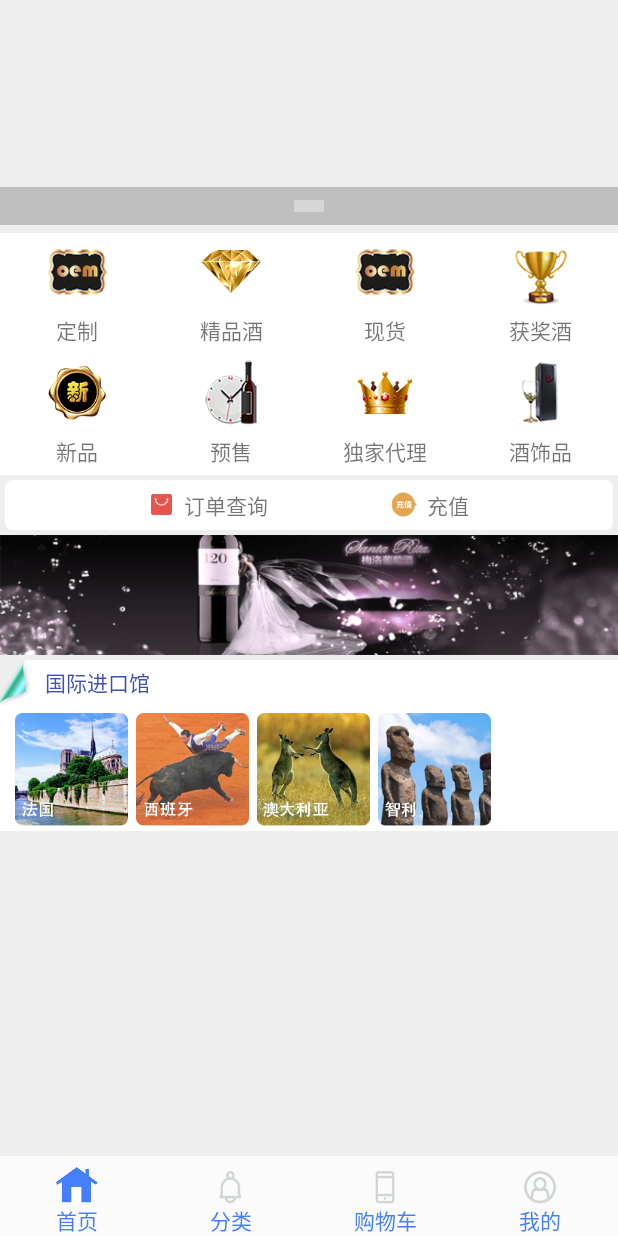
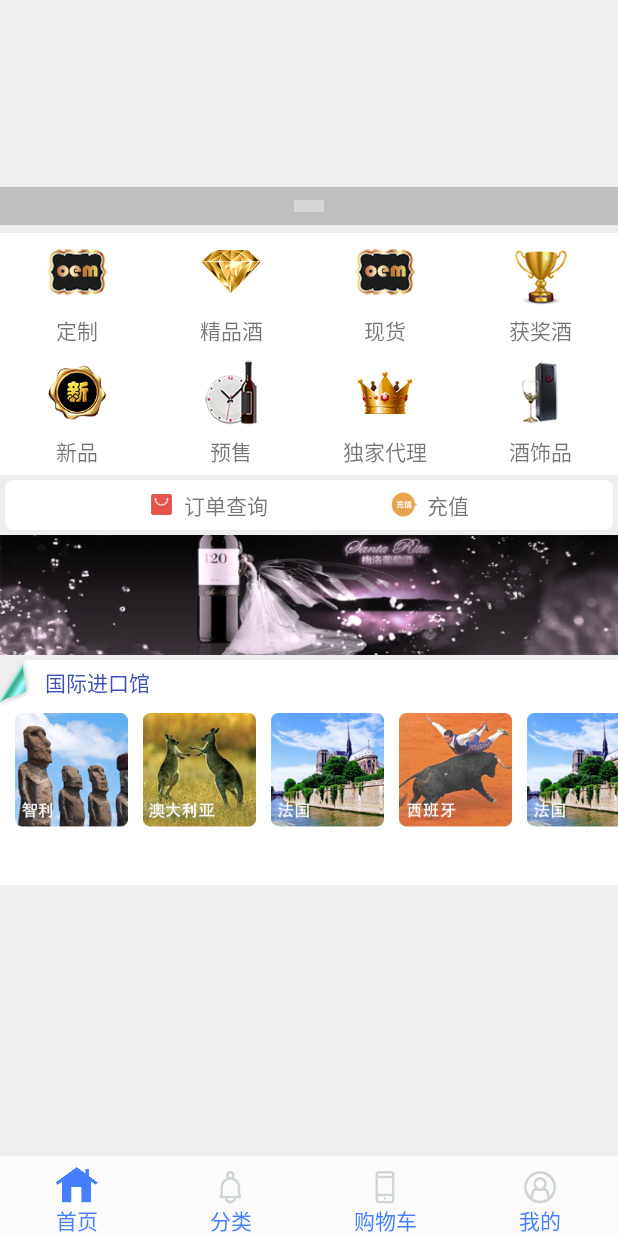
Before and after one commit to kangjinwen/HomeDemo, an Android app: the screen it shows after launch (HomeActivity), on a phone screen of 412 x 824 dp. Run offline under Robolectric (Android 15) with nearby library versions, the phone set to English and light mode, and no system bars; libraries missing offline, so code that uses them is left out: com.youth.banner; plain views replace BannerViewPager, PointView; 9 statements that could not run were skipped; grey boxes are pictures that could not be loaded.

Commit message:
国际进口栏可滑动

```diff
--- a/app/build.gradle
+++ b/app/build.gradle
@@ -37,5 +37,6 @@ dependencies {
     compile 'me.yokeyword:fragmentation-swipeback:0.7.10'
     compile 'com.android.support:design:25.3.1'
     compile 'com.android.support:recyclerview-v7:25.3.1'
+    compile'com.android.support:recyclerview-v7:25.1.0'
     testCompile 'junit:junit:4.12'
 }
--- a/app/src/main/java/ml/mrkang/homedemo/Activity/HomeActivity.java
+++ b/app/src/main/java/ml/mrkang/homedemo/Activity/HomeActivity.java
@@ -5,6 +5,7 @@ import android.support.v7.app.AppCompatActivity;
 import android.os.Bundle;
 import android.view.Window;
 
+import ml.mrkang.homedemo.Fragment.ClassifyFragment;
 import ml.mrkang.homedemo.Fragment.HomeFragment;
 import ml.mrkang.homedemo.R;
 
@@ -18,6 +19,10 @@ public class HomeActivity extends AppCompatActivity  {
 //        requestWindowFeature(Window.FEATURE_NO_TITLE);
         setContentView(R.layout.activity_home);
         Fragment home = new HomeFragment();
+        Fragment classicfy=new ClassifyFragment();
         getSupportFragmentManager().beginTransaction().add(R.id.main_frag, home).commit();//加载主页
+        getSupportFragmentManager().beginTransaction().add(R.id.main_frag, classicfy).commit();//加载分类
+
+
     }
     }
--- /dev/null
+++ b/app/src/main/java/ml/mrkang/homedemo/Adapter/GalleryAdapter.java
@@ -0,0 +1,73 @@
+package ml.mrkang.homedemo.Adapter;
+
+/**
+ * Created by Administrator on 2017/5/4.
+ */
+
+import java.util.List;
+
+import android.content.Context;
+import android.support.v7.widget.RecyclerView;
+import android.view.LayoutInflater;
+import android.view.View;
+import android.view.ViewGroup;
+import android.widget.ImageView;
+import android.widget.TextView;
+
+import ml.mrkang.homedemo.R;
+
+public class GalleryAdapter extends
+        RecyclerView.Adapter<GalleryAdapter.ViewHolder>
+{
+
+    private LayoutInflater mInflater;
+    private List<Integer> mDatas;
+
+    public GalleryAdapter(Context context, List<Integer> datats)
+    {
+        mInflater = LayoutInflater.from(context);
+        mDatas = datats;
+    }
+
+    public static class ViewHolder extends RecyclerView.ViewHolder
+    {
+        public ViewHolder(View arg0)
+        {
+            super(arg0);
+        }
+
+        ImageView mImg;
+        TextView mTxt;
+    }
+
+    @Override
+    public int getItemCount()
+    {
+        return mDatas.size();
+    }
+
+    /**
+     * 创建ViewHolder
+     */
+    @Override
+    public ViewHolder onCreateViewHolder(ViewGroup viewGroup, int i)
+    {
+        View view = mInflater.inflate(R.layout.activity_index_gallery_item,
+                viewGroup, false);
+        ViewHolder viewHolder = new ViewHolder(view);
+
+        viewHolder.mImg = (ImageView) view
+                .findViewById(R.id.id_index_gallery_item_image);
+        return viewHolder;
+    }
+
+    /**
+     * 设置值
+     */
+    @Override
+    public void onBindViewHolder(final ViewHolder viewHolder, final int i)
+    {
+        viewHolder.mImg.setImageResource(mDatas.get(i));
+    }
+
+}
--- a/app/src/main/java/ml/mrkang/homedemo/Fragment/HomeFragment.java
+++ b/app/src/main/java/ml/mrkang/homedemo/Fragment/HomeFragment.java
@@ -7,6 +7,8 @@ import android.os.Bundle;
 import android.support.annotation.Nullable;
 import android.support.v4.app.Fragment;
 import android.support.v4.view.ViewPager;
+import android.support.v7.widget.LinearLayoutManager;
+import android.support.v7.widget.RecyclerView;
 import android.view.LayoutInflater;
 import android.view.View;
 import android.view.ViewGroup;
@@ -25,11 +27,14 @@ import com.youth.banner.Transformer;
 import com.youth.banner.listener.OnBannerListener;
 
 import java.util.ArrayList;
+import java.util.Arrays;
 import java.util.List;
+import java.util.zip.Inflater;
 
 import ml.mrkang.homedemo.Activity.Banner1;
 import ml.mrkang.homedemo.Activity.Banner2;
 import ml.mrkang.homedemo.Activity.HomeActivity;
+import ml.mrkang.homedemo.Adapter.GalleryAdapter;
 import ml.mrkang.homedemo.R;
 import ml.mrkang.homedemo.View.GlideImageLoader;
 
@@ -41,6 +46,9 @@ public class HomeFragment extends Fragment {
     private PointView point;
     private Intent intent;
     private int[] res = {R.mipmap.banner, R.mipmap.banner1};//banner要显示的图片
+    private RecyclerView mRecyclerView;
+    private GalleryAdapter mAdapter;
+    private List<Integer> mDatas;
 
     class Adapter extends ViewPagerBannerAdapter {
         public Adapter(Context context) {
@@ -50,8 +58,8 @@ public class HomeFragment extends Fragment {
         @Override
         public void onItemClick(int index) {
             //点击该页时回调
-            intent=new Intent();
-            switch (index){
+            intent = new Intent();
+            switch (index) {
                 case 0:
                     intent.setClass(getActivity(), Banner1.class);
                     startActivity(intent);
@@ -62,6 +70,7 @@ public class HomeFragment extends Fragment {
                     break;
             }
         }
+
         @Override
         public int getItemCount() {
             return res.length;
@@ -89,8 +98,23 @@ public class HomeFragment extends Fragment {
     @Override
     public View onCreateView(LayoutInflater inflater, @Nullable ViewGroup container, @Nullable Bundle savedInstanceState) {
         View view = inflater.inflate(R.layout.fragment_home, container, false);
+        initData();
         initView(view);
+        //得到控件
+        mRecyclerView = (RecyclerView) view.findViewById(R.id.id_recyclerview_horizontal);
+        //设置布局管理器
+        LinearLayoutManager linearLayoutManager = new LinearLayoutManager(getContext());
+        linearLayoutManager.setOrientation(LinearLayoutManager.HORIZONTAL);
+        mRecyclerView.setLayoutManager(linearLayoutManager);
+        //设置适配器
+        mAdapter = new GalleryAdapter(getContext(), mDatas);
+        mRecyclerView.setAdapter(mAdapter);
         return view;
+    }
+
+    protected void initData() {
+        mDatas = new ArrayList<Integer>(Arrays.asList(R.drawable._chile,
+                R.drawable._australia, R.drawable._france, R.drawable._spain, R.drawable._france));
     }
 
     /**
@@ -111,7 +135,6 @@ public class HomeFragment extends Fragment {
         banner.addOnPageChangeListener(new ViewPager.OnPageChangeListener() {
             @Override
             public void onPageScrolled(int position, float positionOffset, int positionOffsetPixels) {
-
             }
 
             @Override
@@ -124,6 +147,9 @@ public class HomeFragment extends Fragment {
 
             }
         });
+
+
+
     }
 
     @Override
--- /dev/null
+++ b/app/src/main/res/layout/activity_index_gallery_item.xml
@@ -0,0 +1,28 @@
+<?xml version="1.0" encoding="utf-8"?>
+<RelativeLayout xmlns:android="http://schemas.android.com/apk/res/android"
+    android:layout_width="wrap_content"
+    android:layout_height="wrap_content"
+     >
+
+    <ImageView
+        android:paddingBottom="3dp"
+        android:paddingLeft="10dp"
+        android:paddingTop="5dp"
+        android:id="@+id/id_index_gallery_item_image"
+        android:layout_width="wrap_content"
+        android:layout_height="wrap_content"
+        android:layout_centerHorizontal="true" />
+
+    <!--<TextView-->
+        <!--android:id="@+id/id_index_gallery_item_text"-->
+        <!--android:layout_width="wrap_content"-->
+        <!--android:layout_height="wrap_content"-->
+        <!--android:layout_below="@id/id_index_gallery_item_image"-->
+        <!--android:layout_centerHorizontal="true"-->
+        <!--android:layout_marginBottom="5dp"-->
+        <!--android:layout_marginTop="5dp"-->
+        <!--android:textColor="#ff0000"-->
+        <!--android:text="some info"-->
+        <!--android:textSize="12dp" />-->
+
+</RelativeLayout>
--- a/app/src/main/res/layout/fragment_home.xml
+++ b/app/src/main/res/layout/fragment_home.xml
@@ -70,9 +70,11 @@
                 android:src="@mipmap/floor_banner1" />
 
             <LinearLayout
+
                 android:layout_width="match_parent"
                 android:layout_height="wrap_content"
                 android:layout_marginTop="3dp"
+                android:id="@+id/main_guojijinkou"
                 android:orientation="horizontal">
 
                 <ImageView
@@ -90,42 +92,19 @@
                     android:textColor="@color/colorPrimary" />
             </LinearLayout>
 
+
             <LinearLayout
                 android:layout_width="match_parent"
                 android:layout_height="wrap_content"
-                android:background="@android:color/white"
-                android:orientation="horizontal"
-                android:paddingBottom="3dp"
-                android:paddingLeft="10dp"
-                android:paddingTop="5dp">
 
-                <ImageView
-                    android:layout_width="wrap_content"
-                    android:layout_height="75dp"
-                    android:scaleType="fitXY"
-                    android:src="@mipmap/foot_france" />
-
-                <ImageView
-                    android:layout_width="75dp"
-                    android:layout_height="75dp"
-                    android:layout_marginLeft="5dp"
-                    android:scaleType="fitXY"
-                    android:src="@mipmap/foot_spain" />
-
-                <ImageView
-                    android:layout_width="75dp"
-                    android:layout_height="75dp"
-                    android:layout_marginLeft="5dp"
-                    android:scaleType="fitXY"
-                    android:src="@mipmap/foot_australia" />
-
-                <ImageView
-                    android:layout_width="75dp"
-                    android:layout_height="75dp"
-                    android:layout_marginLeft="5dp"
-                    android:scaleType="fitXY"
-                    android:src="@mipmap/foot_chile" />
-
+                android:layout_below="@id/main_guojijinkou">
+                <android.support.v7.widget.RecyclerView
+                    android:id="@+id/id_recyclerview_horizontal"
+                    android:layout_width="match_parent"
+                    android:layout_height="120dp"
+                    android:layout_centerVertical="true"
+                    android:background="@android:color/white"
+                    android:scrollbars="none" />
             </LinearLayout>
         </LinearLayout>
 
```
